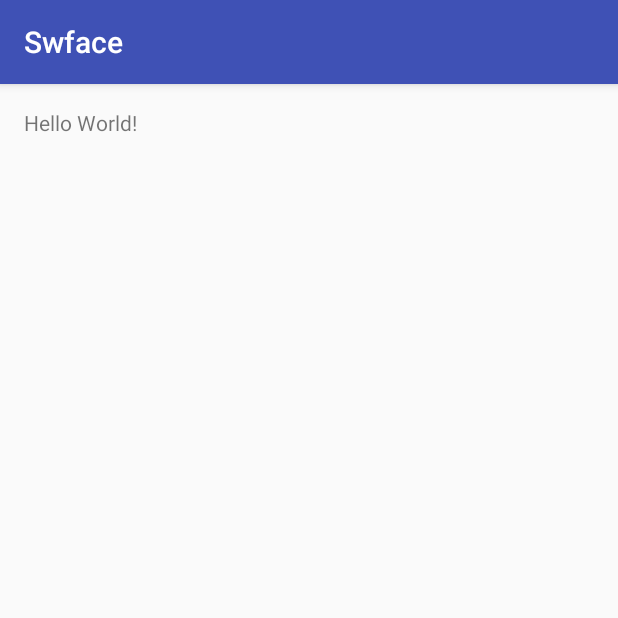
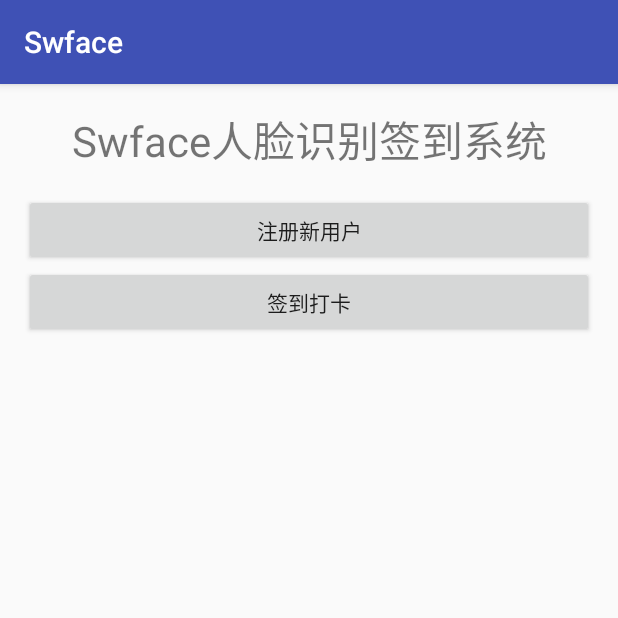
Before and after one commit to tony-Shx/Swface, an Android app: the screen it shows after launch (MainActivity), on a phone screen of 412 x 824 dp, the top half of it. Run offline under Robolectric (Android 15) with nearby library versions, the phone set to English and light mode, and no system bars.

Commit message:
注册新用户调用摄像头完成“

```diff
--- a/app/src/main/AndroidManifest.xml
+++ b/app/src/main/AndroidManifest.xml
@@ -32,6 +32,10 @@
                 <category android:name="android.intent.category.LAUNCHER"/>
             </intent-filter>
         </activity>
+
+        <activity android:name=".VideoDemo">
+
+        </activity>
     </application>
 
 </manifest>
--- a/app/src/main/java/com/henu/swface/MainActivity.java
+++ b/app/src/main/java/com/henu/swface/MainActivity.java
@@ -1,15 +1,43 @@
 package com.henu.swface;
 
+import android.content.Intent;
 import android.support.v7.app.AppCompatActivity;
 import android.os.Bundle;
+import android.view.View;
+import android.widget.Button;
 
-public class MainActivity extends AppCompatActivity {
+public class MainActivity extends AppCompatActivity implements View.OnClickListener {
+	private Button button_register,button_sign_in;
 
 	@Override
 	protected void onCreate(Bundle savedInstanceState) {
 		super.onCreate(savedInstanceState);
 		setContentView(R.layout.activity_main);
+		initUI();
 
 
 	}
+
+	private void initUI() {
+		button_register = (Button) this.findViewById(R.id.button_register);
+		button_sign_in = (Button) this.findViewById(R.id.button_sign_in);
+		button_register.setOnClickListener(this);
+		button_sign_in.setOnClickListener(this);
+
+	}
+
+	@Override
+	public void onClick(View v) {
+		switch (v.getId()){
+			case R.id.button_register:
+				Intent intent = new Intent(this,VideoDemo.class);
+				startActivity(intent);
+				break;
+			case R.id.button_sign_in:
+
+				break;
+			default:
+				break;
+		}
+	}
 }
--- a/app/src/main/res/layout/activity_main.xml
+++ b/app/src/main/res/layout/activity_main.xml
@@ -12,7 +12,39 @@
     tools:context="com.henu.swface.MainActivity">
 
     <TextView
-        android:layout_width="wrap_content"
+        android:id="@+id/txt_title"
+        android:layout_width="match_parent"
         android:layout_height="wrap_content"
-        android:text="Hello World!"/>
+        android:layout_marginBottom="5dp"
+        android:gravity="center_horizontal"
+        android:layout_alignParentTop="true"
+        android:text="@string/main_txt_title"
+        android:textSize="28sp" />
+    <LinearLayout
+        android:layout_width="match_parent"
+        android:layout_height="wrap_content"
+        android:orientation="vertical"
+        android:layout_below="@id/txt_title"
+        android:layout_marginTop="10dp">
+        <Button
+            android:layout_width="match_parent"
+            android:layout_height="wrap_content"
+            android:id="@+id/button_register"
+            android:text="@string/button_register"
+            />
+        <Button
+            android:layout_width="match_parent"
+            android:layout_height="wrap_content"
+            android:id="@+id/button_sign_in"
+            android:text="@string/button_sign_in"
+            />
+
+
+
+
+
+
+    </LinearLayout>
+
+
 </RelativeLayout>
--- a/app/src/main/res/values/strings.xml
+++ b/app/src/main/res/values/strings.xml
@@ -1,3 +1,6 @@
 <resources>
     <string name="app_name">Swface</string>
+    <string name="main_txt_title">Swface人脸识别签到系统</string>
+    <string name="button_sign_in">签到打卡</string>
+    <string name="button_register">注册新用户</string>
 </resources>
```
